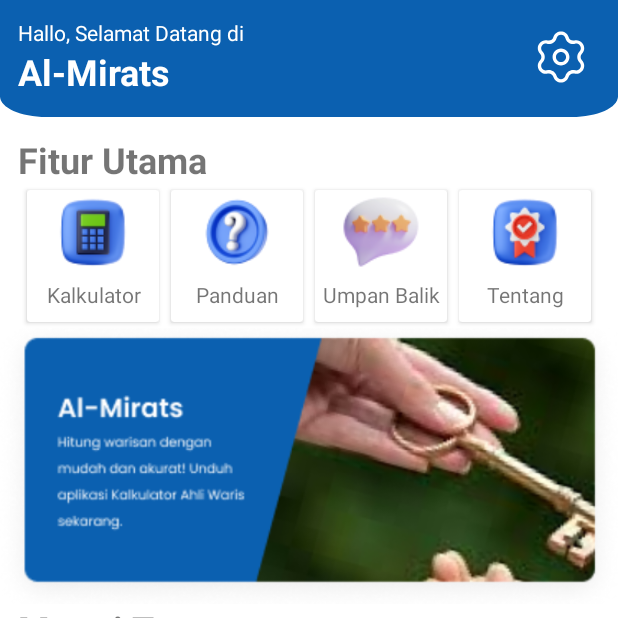
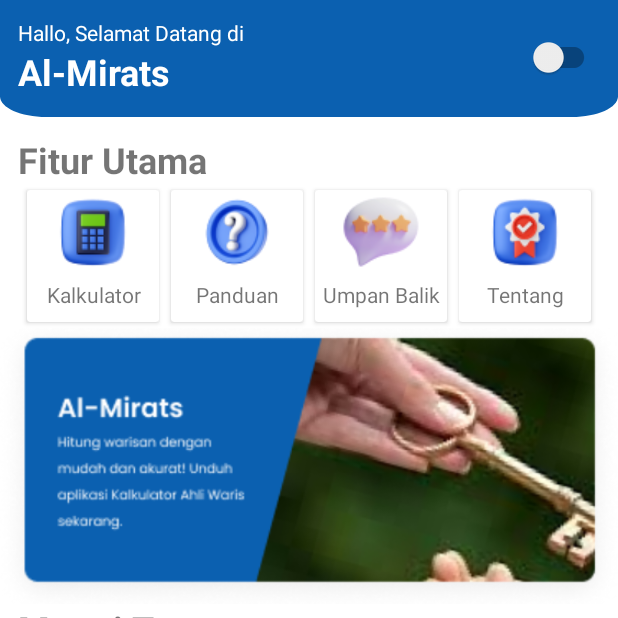
Before and after one commit to ryhanhxx/Al-Mirats, an Android app: the screen it shows after launch (MainActivity), on a phone screen of 412 x 824 dp, the top half of it. Run offline under Robolectric (Android 15) with nearby library versions, the phone set to English and light mode, and no system bars; our stand-ins replace navigation-ui; pictures from the network do not load.

Commit message:
Redesign Home Screen + Add List Grid Mode

```diff
--- a/app/src/main/java/com/ch/al_mirats/presentation/home/HomeFragment.kt
+++ b/app/src/main/java/com/ch/al_mirats/presentation/home/HomeFragment.kt
@@ -4,6 +4,7 @@ import android.os.Bundle
 import android.view.LayoutInflater
 import android.view.View
 import android.view.ViewGroup
+import androidx.appcompat.app.AppCompatDelegate
 import androidx.fragment.app.Fragment
 import com.ch.al_mirats.databinding.FragmentHomeBinding
 import com.ch.al_mirats.dummy.DummyHomeDataSourceImpl
@@ -42,8 +43,15 @@ class HomeFragment : Fragment() {
     }
 
     private fun darkMode(){
-        binding.ivDarkMode.setOnClickListener {
-            SettingsFragment().show(childFragmentManager, null)
+//        binding.ivDarkMode.setOnClickListener {
+//            SettingsFragment().show(childFragmentManager, null)
+//        }
+        binding.swDarkMode.setOnCheckedChangeListener { _, isChecked ->
+            if (isChecked) {
+                AppCompatDelegate.setDefaultNightMode(AppCompatDelegate.MODE_NIGHT_YES)
+            } else {
+                AppCompatDelegate.setDefaultNightMode(AppCompatDelegate.MODE_NIGHT_NO)
+            }
         }
     }
 
--- /dev/null
+++ b/app/src/main/java/com/ch/al_mirats/presentation/splash/SplashScreen.kt
@@ -0,0 +1,28 @@
+package com.ch.al_mirats.presentation.splash
+
+import android.content.Intent
+import androidx.appcompat.app.AppCompatActivity
+import android.os.Bundle
+import android.os.Handler
+import com.ch.al_mirats.R
+import com.ch.al_mirats.databinding.ActivityMainBinding
+import com.ch.al_mirats.databinding.ActivitySplashScreenBinding
+import com.ch.al_mirats.presentation.main.MainActivity
+
+class SplashScreen : AppCompatActivity() {
+    private lateinit var binding: ActivitySplashScreenBinding
+
+    private val SPLASH_TIME_OUT: Long = 3000 // Durasi splash screen dalam milidetik (3 detik)
+
+    override fun onCreate(savedInstanceState: Bundle?) {
+        super.onCreate(savedInstanceState)
+        setContentView(R.layout.activity_splash_screen)
+
+        Handler().postDelayed({
+            // Aksi yang akan dilakukan setelah splash screen selesai
+            val intent = Intent(this, MainActivity::class.java) // Ganti dengan activity tujuan setelah splash screen
+            startActivity(intent)
+            finish()
+        }, SPLASH_TIME_OUT)
+    }
+}
--- a/app/src/main/res/layout/fragment_home.xml
+++ b/app/src/main/res/layout/fragment_home.xml
@@ -64,12 +64,17 @@
             app:layout_constraintStart_toEndOf="@id/ll_title"
             app:layout_constraintTop_toTopOf="parent">
 
-            <ImageView
-                android:id="@+id/iv_dark_mode"
-                android:layout_width="36dp"
-                android:layout_height="36dp"
-                android:layout_marginHorizontal="8dp"
-                android:src="@drawable/ic_settings" />
+<!--            <ImageView-->
+<!--                android:id="@+id/iv_dark_mode"-->
+<!--                android:layout_width="36dp"-->
+<!--                android:layout_height="36dp"-->
+<!--                android:layout_marginHorizontal="8dp"-->
+<!--                android:src="@drawable/ic_settings" />-->
+
+            <androidx.appcompat.widget.SwitchCompat
+                android:id="@+id/sw_dark_mode"
+                android:layout_width="match_parent"
+                android:layout_height="wrap_content"/>
         </androidx.appcompat.widget.LinearLayoutCompat>
 
     </androidx.constraintlayout.widget.ConstraintLayout>
```
Also changed, not shown: app/src/main/AndroidManifest.xml (+6 -3 lines), app/src/main/java/com/ch/al_mirats/presentation/settings/SettingsFragment.kt (+9 -1 lines), app/src/main/res/layout/activity_splash_screen.xml (added, +19 -0 lines).
